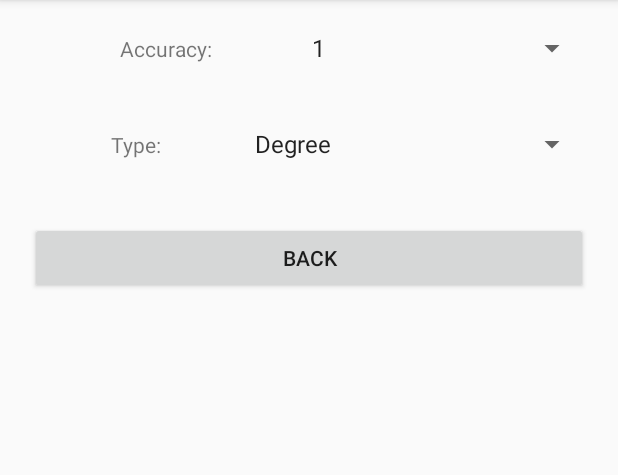
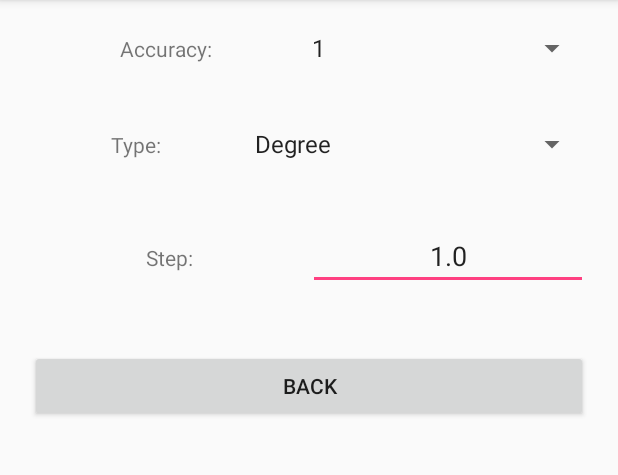
Before and after one commit to RomanDanyliv/Mobile-app, an Android app: the ParserSettings screen opened directly, with no data from a screen before it, on a phone screen of 412 x 824 dp, the part 84-559 px from its top. Run offline under Robolectric (Android 15) with nearby library versions, the phone set to English and light mode, and no system bars.

Commit message:
Add 'Step' setting

```diff
--- a/app/src/main/java/com/example/neyro/test2/Func.java
+++ b/app/src/main/java/com/example/neyro/test2/Func.java
@@ -18,7 +18,7 @@ public class Func {
     public int DrawColor=Integer.MIN_VALUE;
     public double From=-20;
     public double To=20;
-    public double Step=1;
+    public double Step=1.0;
     public boolean IsDraw = true;
     public DataPoint[] Points;
 
@@ -26,6 +26,7 @@ public class Func {
     {
         ID = _id;
         Function = _func;
+        Step = Math_parser.Step;
     }
 
     public Func()
--- a/app/src/main/java/com/example/neyro/test2/Math_parser.java
+++ b/app/src/main/java/com/example/neyro/test2/Math_parser.java
@@ -12,6 +12,7 @@ public class Math_parser {
     private static char[] Operations_array = {'^', '/', '*', '+', '-'};
     public static int Degrees_or_radian = 0;
     public static int Accuracy=1;
+    public static double Step=1.0;
 
   /*  public static void main(String[] args) {
         System.out.println("Print 'exit' to exit program");
--- a/app/src/main/java/com/example/neyro/test2/ParserSettings.java
+++ b/app/src/main/java/com/example/neyro/test2/ParserSettings.java
@@ -5,6 +5,8 @@ import android.os.Bundle;
 import android.view.View;
 import android.widget.AdapterView;
 import android.widget.ArrayAdapter;
+import android.widget.Button;
+import android.widget.EditText;
 import android.widget.Spinner;
 
 public class ParserSettings extends AppCompatActivity {
@@ -42,9 +44,9 @@ public class ParserSettings extends AppCompatActivity {
             @Override
             public void onItemSelected(AdapterView<?> adapterView, View view, int i, long l) {
                 Math_parser.Accuracy = Integer.valueOf(getResources().getStringArray(R.array.Accuracy)[i]);
-                if (i==0)
-                    Math_parser.Degrees_or_radian=1;
-                else Math_parser.Degrees_or_radian=0;
+                if (i == 0)
+                    Math_parser.Degrees_or_radian = 1;
+                else Math_parser.Degrees_or_radian = 0;
             }
 
             @Override
@@ -52,5 +54,18 @@ public class ParserSettings extends AppCompatActivity {
             }
         };
         type.setOnItemSelectedListener(spinerListener2);
+
+        ((Button) findViewById(R.id.Back)).setOnClickListener(new View.OnClickListener() {
+            @Override
+            public void onClick(View view) {
+                try {
+                    Math_parser.Step = Integer.valueOf(((EditText) findViewById(R.id.Step)).getText().toString());
+                } catch (NumberFormatException e) {
+                    e.printStackTrace();
+                }
+                finish();
+            }
+        });
+        ((EditText) findViewById(R.id.Step)).setText(String.valueOf(Math_parser.Step));
     }
 }
--- a/app/src/main/res/layout/activity_parser_settings.xml
+++ b/app/src/main/res/layout/activity_parser_settings.xml
@@ -44,6 +44,26 @@
             android:layout_height="wrap_content"
             android:layout_weight="1"/>
     </LinearLayout>
+    <LinearLayout
+        android:layout_width="match_parent"
+        android:layout_height="wrap_content"
+        android:layout_margin="20dp">
+
+        <TextView
+            android:layout_width="wrap_content"
+            android:layout_height="wrap_content"
+            android:layout_weight="1"
+            android:text="Step:"
+            android:textAlignment="center" />
+
+        <EditText
+            android:layout_width="wrap_content"
+            android:layout_height="wrap_content"
+            android:id="@+id/Step"
+            android:text="1.0"
+            android:layout_weight="1"
+            android:textAlignment="center"/>
+    </LinearLayout>
 
     <LinearLayout
         android:layout_width="match_parent"
```
Also changed, not shown: 2 other files.
